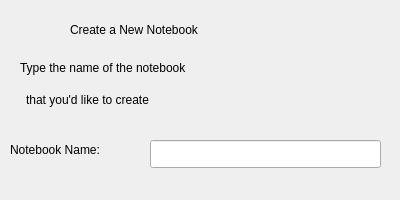
Qt form src/ui/newnotebookdialog.ui (fredollinger/KTomGirl) before a commit.
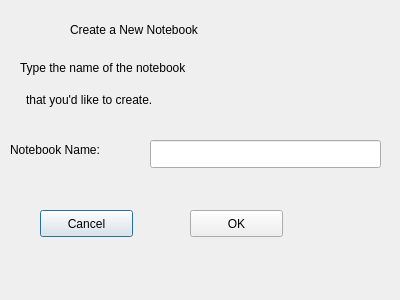
The same form after that commit.

Commit message: Added buttons to the notebook dialog.

```diff
--- a/src/ui/newnotebookdialog.ui
+++ b/src/ui/newnotebookdialog.ui
@@ -7,7 +7,7 @@
     <x>0</x>
     <y>0</y>
     <width>400</width>
-    <height>200</height>
+    <height>300</height>
    </rect>
   </property>
   <property name="windowTitle">
@@ -49,7 +49,7 @@
     </rect>
    </property>
    <property name="text">
-    <string>that you'd like to create</string>
+    <string>that you'd like to create.</string>
    </property>
   </widget>
   <widget class="QLabel" name="label_4">
@@ -75,6 +75,32 @@
     </rect>
    </property>
   </widget>
+  <widget class="QPushButton" name="pushButton">
+   <property name="geometry">
+    <rect>
+     <x>40</x>
+     <y>210</y>
+     <width>93</width>
+     <height>27</height>
+    </rect>
+   </property>
+   <property name="text">
+    <string>Cancel</string>
+   </property>
+  </widget>
+  <widget class="QPushButton" name="pushButton_2">
+   <property name="geometry">
+    <rect>
+     <x>190</x>
+     <y>210</y>
+     <width>93</width>
+     <height>27</height>
+    </rect>
+   </property>
+   <property name="text">
+    <string>OK</string>
+   </property>
+  </widget>
  </widget>
  <resources/>
  <connections/>
```
Left out of the diff: 3 changed lines with no effect on the pictures.
